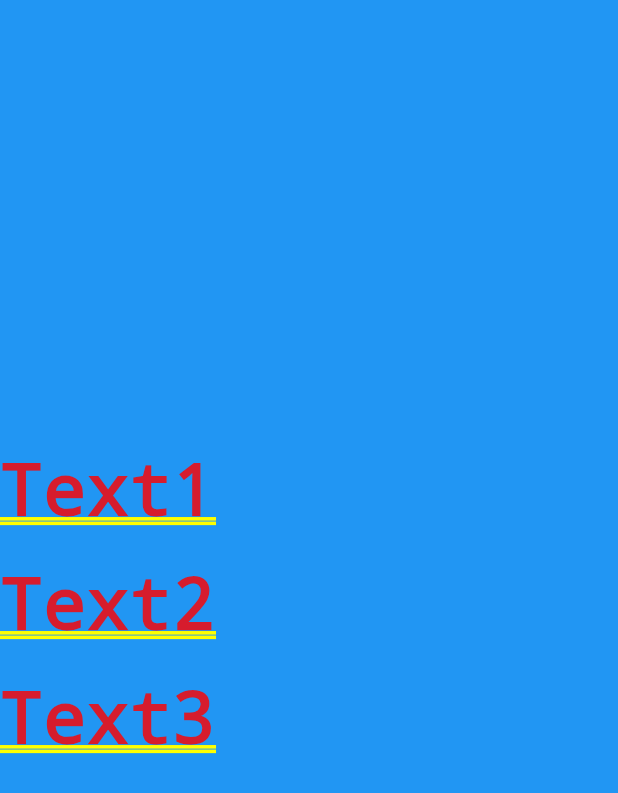
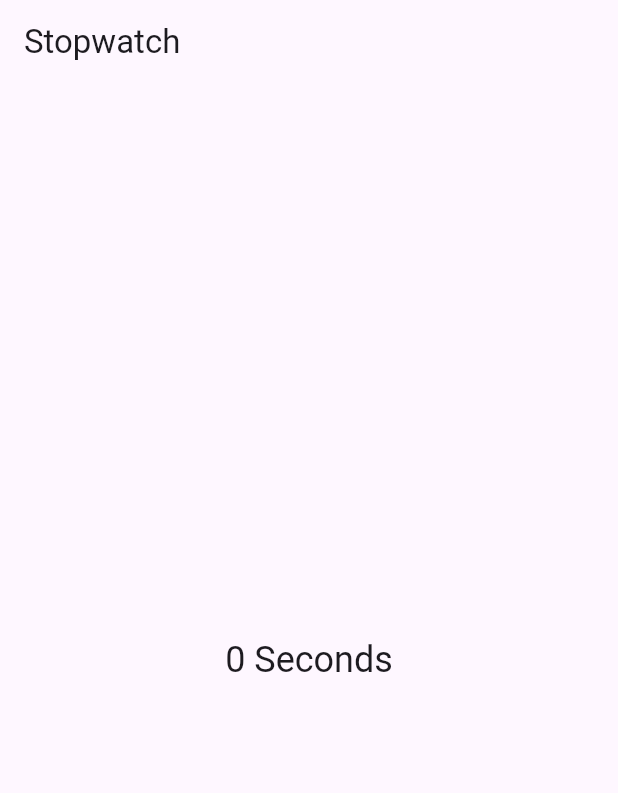
Before and after one commit to rahul05-code/flutter_application_nv_, a Flutter app: the screen it shows after launch, on a phone screen of 412 x 824 dp. Shown: the top 793 px of the screen. Run offline on Flutter 3.47's test engine with Material 3 defaults, Android fonts, the phone set to English and light mode, and no system bars.

Commit message:
stopwatch and calculator

```diff
--- /dev/null
+++ b/lib/2207flutter/stopwatch.dart
@@ -0,0 +1,23 @@
+import 'package:flutter/material.dart';
+
+class Stopwatch extends StatefulWidget {
+  const Stopwatch({super.key});
+
+  @override
+  State<Stopwatch> createState() => _StopwatchState();
+}
+
+class _StopwatchState extends State<Stopwatch> {
+  @override
+  Widget build(BuildContext context) {
+    return Scaffold(
+      appBar: AppBar(title: const Text("Stopwatch")),
+      body: Center(
+        child: Text(
+          "0 Seconds",
+          style: Theme.of(context).textTheme.headlineSmall,
+        ),
+      ),
+    );
+  }
+}
--- a/lib/main.dart
+++ b/lib/main.dart
@@ -1,6 +1,8 @@
 import 'package:flutter/material.dart';
-import 'package:flutter_application_nv/1507flutter/basiccompo.dart';
-import 'package:flutter_application_nv/1507flutter/columnexample.dart';
+//import 'package:flutter_application_nv/1507flutter/basiccompo.dart';
+//import 'package:flutter_application_nv/1507flutter/columnexample.dart';
+//import 'package:flutter_application_nv/2207flutter/calculator_layout.dart';
+import 'package:flutter_application_nv/2207flutter/stopwatch.dart';
 
 void main() {
   runApp(const MainApp());
@@ -13,9 +15,7 @@ class MainApp extends StatelessWidget {
   Widget build(BuildContext context) {
     return const MaterialApp(
       debugShowCheckedModeBanner: false,
-      home: SafeArea(
-        child: Columnexample(),
-      ),
+      home: SafeArea(child: Stopwatch()),
       // home: Scaffold(
       //   body: Center(
       //     child: Text('Hello World!'),
```
Also changed, not shown: lib/2207flutter/calculator_layout.dart (added, +40 -0 lines), 3 other files.
